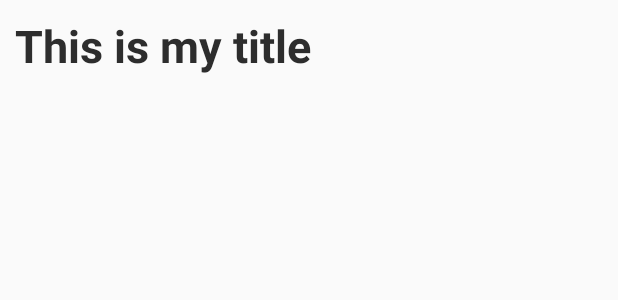
After one commit to dphart/TaskApp, an Android app: the layout view_list_fragment.xml on its own in the app's theme, with its tools: preview values and no code run, on a phone screen of 412 x 824 dp. The commit adds this screen. Shown: the top 300 px of the screen. Run offline under Robolectric (Android 15) with nearby library versions, the phone set to English and light mode, and no system bars.

Commit message:
creating task list screen

```diff
--- a/buildSrc/src/main/java/Dependencies.kt
+++ b/buildSrc/src/main/java/Dependencies.kt
@@ -1,6 +1,7 @@
 import Versions.lifecycle_version
 import Versions.paper_version
 import Versions.room_version
+import Versions.support_lib
 
 object Versions {
     const val support_lib = "27.1.1"
@@ -14,7 +15,7 @@ object Versions {
 
 object Libs {
     val support_annotations = "com.android.support:support-annotations:${Versions.support_lib}"
-
+    val cardview = "com.android.support:cardview-v7:$support_lib"
     val support_appcompat_v7 = "com.android.support:appcompat-v7:${Versions.support_lib}"
     val recyclerview = "com.android.support:recyclerview-v7:${Versions.support_lib}"
     val retrofit = "com.squareup.retrofit2:retrofit:${Versions.retrofit}"
--- a/tasks/build.gradle
+++ b/tasks/build.gradle
@@ -35,6 +35,7 @@ dependencies {
     implementation Libs.recyclerview
     implementation Libs.livedata
     implementation Libs.design_support
+    implementation Libs.cardview
     api Libs.paper
 
 
--- a/tasks/src/main/java/io/danielhartman/tasks/ui/view/TaskFragment.kt
+++ b/tasks/src/main/java/io/danielhartman/tasks/ui/view/TaskFragment.kt
@@ -23,7 +23,6 @@ class TaskFragment : Fragment() {
     override fun onCreateView(inflater: LayoutInflater, container: ViewGroup?, savedInstanceState: Bundle?): View? {
         return inflater.inflate(R.layout.task_fragment, container, false)
     }
-
 
     override fun onViewCreated(view: View, savedInstanceState: Bundle?) {
         recycler_view.adapter = adapter
--- /dev/null
+++ b/tasks/src/main/java/io/danielhartman/tasks/ui/viewlists/TaskListModel.kt
@@ -0,0 +1,5 @@
+package io.danielhartman.tasks.ui.viewlists
+
+data class TaskListModel(val listName:String) {
+
+}
--- /dev/null
+++ b/tasks/src/main/res/layout/view_list_fragment.xml
@@ -0,0 +1,17 @@
+<?xml version="1.0" encoding="utf-8"?>
+<LinearLayout xmlns:android="http://schemas.android.com/apk/res/android"
+    xmlns:tools="http://schemas.android.com/tools"
+    android:layout_width="match_parent"
+    android:layout_height="match_parent"
+    android:orientation="vertical">
+
+    <TextView
+        style="@style/TitleText"
+        tools:text="This is my title"
+        android:id="@+id/title_text"/>
+    <android.support.v7.widget.RecyclerView
+        android:id="@+id/recycler_view"
+        android:layout_width="match_parent"
+        android:layout_height="match_parent"/>
+
+</LinearLayout>
--- a/tasks/src/main/res/values/styles.xml
+++ b/tasks/src/main/res/values/styles.xml
@@ -13,4 +13,14 @@
         <item name="android:textColor">#2d2d2d</item>
     </style>
 
+    <style name="TitleText" parent="MediumText">
+        <item name="android:textSize">30sp</item>
+        <item name="android:textColor">#2d2d2d</item>
+        <item name="android:padding">10dp</item>
+        <item name="android:textStyle">bold</item>
+        <item name="android:layout_width">match_parent</item>
+        <item name="android:layout_height">wrap_content</item>
+
+    </style>
+
 </resources>
```
Also changed, not shown: common/src/main/java/me/danielhartman/common/core/FuncObserver.kt (added, +13 -0 lines), tasks/src/main/java/io/danielhartman/tasks/ui/viewlists/TaskListAdapter.kt (added, +37 -0 lines), tasks/src/main/java/io/danielhartman/tasks/ui/viewlists/TaskListVM.kt (added, +26 -0 lines), tasks/src/main/java/io/danielhartman/tasks/ui/viewlists/ViewListFragment.kt (+11 -0 lines), tasks/src/main/res/layout/task_fragment.xml (+3 -5 lines), tasks/src/main/res/layout/task_list_row.xml (added, +22 -0 lines).
